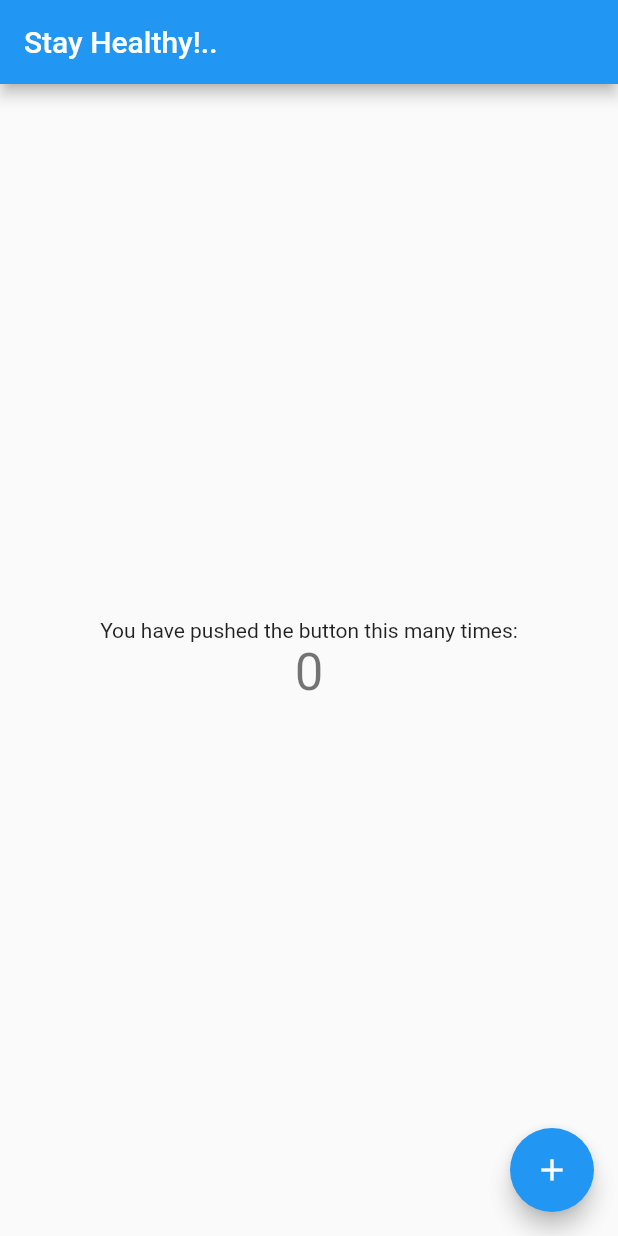
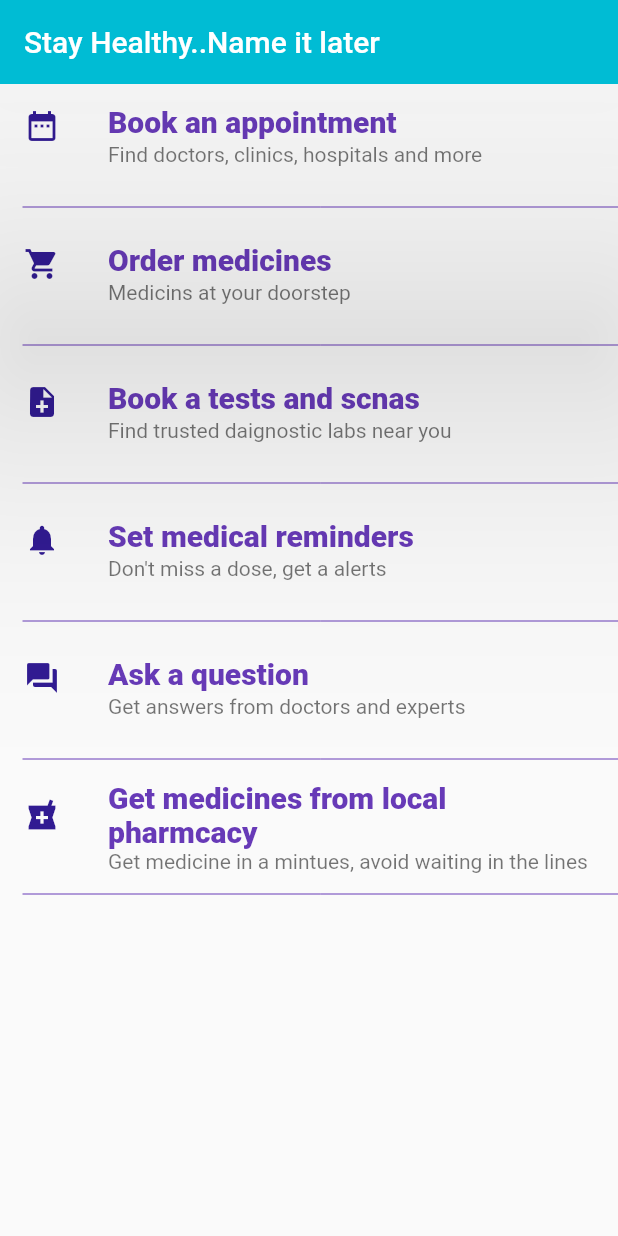
Before and after one commit to Healthservices/healthcare, a Flutter app: the screen it shows after launch, on a phone screen of 412 x 824 dp. Run offline on Flutter 3.47's test engine with Material 2 defaults, Android fonts, the phone set to English and light mode, and no system bars.

Commit message:
added list of titles for business

```diff
--- /dev/null
+++ b/lib/home_page.dart
@@ -0,0 +1,97 @@
+import 'package:flutter/material.dart';
+
+class MyHomePage extends StatefulWidget {
+  MyHomePage({Key key, this.title,}) : super(key: key);
+
+  final String title;
+
+  @override
+  _MyHomePageState createState() => _MyHomePageState();
+}
+
+List<Widget> list = <Widget>[
+  ListTile(
+    title: Text('Book an appointment',
+        style: TextStyle(fontWeight: FontWeight.w900, fontSize: 20.0,
+            color: Colors.deepPurple)),
+    subtitle: Text('Find doctors, clinics, hospitals and more'),
+    leading: Icon(
+      Icons.date_range,
+      color: Colors.deepPurple[900],
+    ),
+  ),
+  Divider(height: 20.0, indent:15.0 ,color: Colors.deepPurple),
+  ListTile(
+    title: Text('Order medicines',
+        style: TextStyle(fontWeight: FontWeight.w900, fontSize: 20.0,
+            color: Colors.deepPurple)),
+    subtitle: Text('Medicins at your doorstep'),
+    leading: Icon(
+      Icons.shopping_cart,
+      color: Colors.deepPurple[900],
+    ),
+  ),
+  Divider(height: 20.0, indent:15.0 ,color: Colors.deepPurple),
+  ListTile(
+    title: Text('Book a tests and scnas',
+        style: TextStyle(fontWeight: FontWeight.w900, fontSize: 20.0,
+            color: Colors.deepPurple)),
+    subtitle: Text('Find trusted daignostic labs near you'),
+    leading: Icon(
+      Icons.note_add,
+      color: Colors.deepPurple[900],
+    ),
+  ),
+  Divider(height: 20.0, indent:15.0 ,color: Colors.deepPurple),
+  ListTile(
+    title: Text('Set medical reminders',
+        style: TextStyle(fontWeight: FontWeight.w900, fontSize: 20.0,
+            color: Colors.deepPurple)),
+    subtitle: Text("Don't miss a dose, get a alerts"),
+    leading: Icon(
+      Icons.notifications,
+      color: Colors.deepPurple[900],
+    ),
+  ),
+  Divider(height: 20.0, indent:15.0 ,color: Colors.deepPurple),
+  ListTile(
+    title: Text('Ask a question',
+        style: TextStyle(fontWeight: FontWeight.w900, fontSize: 20.0,
+            color: Colors.deepPurple)),
+    subtitle: Text('Get answers from doctors and experts'),
+    leading: Icon(
+      Icons.question_answer,
+      color: Colors.deepPurple[900],
+    ),
+  ),
+  Divider(height: 20.0, indent:15.0 ,color: Colors.deepPurple),
+  ListTile(
+    title: Text("Get medicines from local pharmcacy",
+        style: TextStyle(fontWeight: FontWeight.w900, fontSize: 20.0,
+            color: Colors.deepPurple)),
+    subtitle: Text("Get medicine in a mintues, avoid waiting in the lines"),
+    leading: Icon(
+      Icons.local_pharmacy,
+      color: Colors.deepPurple[900],
+    ),
+  ),
+  Divider(height: 20.0, indent:15.0 ,color: Colors.deepPurple),
+];
+
+class _MyHomePageState extends State<MyHomePage> {
+  @override
+  Widget build(BuildContext context) {
+    return Scaffold(
+      appBar: AppBar(
+        title: Text(widget.title),
+        backgroundColor: Colors.cyan,
+        elevation: 100.0, // Removing the drop shadow cast by the app bar.
+      ),
+      body: Center (
+        child: ListView(
+          children: list,
+        ),
+      ),
+    );
+  }
+}
--- a/lib/main.dart
+++ b/lib/main.dart
@@ -1,109 +1,22 @@
 import 'package:flutter/material.dart';
+import 'home_page.dart';
 
-void main() => runApp(new MyApp());
+void main() {
+  //debugPaintSizeEnabled = true;
+  runApp(MyApp());
+}
 
 class MyApp extends StatelessWidget {
-  // This widget is the root of your application.
   @override
   Widget build(BuildContext context) {
-    return new MaterialApp(
+    return MaterialApp(
       title: 'Flutter Demo',
-      theme: new ThemeData(
-        // This is the theme of your application.
-        //
-        // Try running your application with "flutter run". You'll see the
-        // application has a blue toolbar. Then, without quitting the app, try
-        // changing the primarySwatch below to Colors.green and then invoke
-        // "hot reload" (press "r" in the console where you ran "flutter run",
-        // or press Run > Flutter Hot Reload in IntelliJ). Notice that the
-        // counter didn't reset back to zero; the application is not restarted.
+      theme: ThemeData(
         primarySwatch: Colors.blue,
       ),
-      home: new MyHomePage(title: 'Stay Healthy!..'),
+      home: MyHomePage(title: 'Stay Healthy..Name it later'),
+      color: Colors.red
+
     );
   }
 }
-
-class MyHomePage extends StatefulWidget {
-  MyHomePage({Key key, this.title}) : super(key: key);
-
-  // This widget is the home page of your application. It is stateful, meaning
-  // that it has a State object (defined below) that contains fields that affect
-  // how it looks.
-
-  // This class is the configuration for the state. It holds the values (in this
-  // case the title) provided by the parent (in this case the App widget) and
-  // used by the build method of the State. Fields in a Widget subclass are
-  // always marked "final".
-
-  final String title;
-
-  @override
-  _MyHomePageState createState() => new _MyHomePageState();
-}
-
-class _MyHomePageState extends State<MyHomePage> {
-  int _counter = 0;
-
-  void _incrementCounter() {
-    setState(() {
-      // This call to setState tells the Flutter framework that something has
-      // changed in this State, which causes it to rerun the build method below
-      // so that the display can reflect the updated values. If we changed
-      // _counter without calling setState(), then the build method would not be
-      // called again, and so nothing would appear to happen.
-      _counter++;
-    });
-  }
-
-  @override
-  Widget build(BuildContext context) {
-    // This method is rerun every time setState is called, for instance as done
-    // by the _incrementCounter method above.
-    //
-    // The Flutter framework has been optimized to make rerunning build methods
-    // fast, so that you can just rebuild anything that needs updating rather
-    // than having to individually change instances of widgets.
-    return new Scaffold(
-      appBar: new AppBar(
-        // Here we take the value from the MyHomePage object that was created by
-        // the App.build method, and use it to set our appbar title.
-        title: new Text(widget.title),
-      ),
-      body: new Center(
-        // Center is a layout widget. It takes a single child and positions it
-        // in the middle of the parent.
-        child: new Column(
-          // Column is also layout widget. It takes a list of children and
-          // arranges them vertically. By default, it sizes itself to fit its
-          // children horizontally, and tries to be as tall as its parent.
-          //
-          // Invoke "debug paint" (press "p" in the console where you ran
-          // "flutter run", or select "Toggle Debug Paint" from the Flutter tool
-          // window in IntelliJ) to see the wireframe for each widget.
-          //
-          // Column has various properties to control how it sizes itself and
-          // how it positions its children. Here we use mainAxisAlignment to
-          // center the children vertically; the main axis here is the vertical
-          // axis because Columns are vertical (the cross axis would be
-          // horizontal).
-          mainAxisAlignment: MainAxisAlignment.center,
-          children: <Widget>[
-            new Text(
-              'You have pushed the button this many times:',
-            ),
-            new Text(
-              '$_counter',
-              style: Theme.of(context).textTheme.display1,
-            ),
-          ],
-        ),
-      ),
-      floatingActionButton: new FloatingActionButton(
-        onPressed: _incrementCounter,
-        tooltip: 'Increment',
-        child: new Icon(Icons.add),
-      ), // This trailing comma makes auto-formatting nicer for build methods.
-    );
-  }
-}
```
